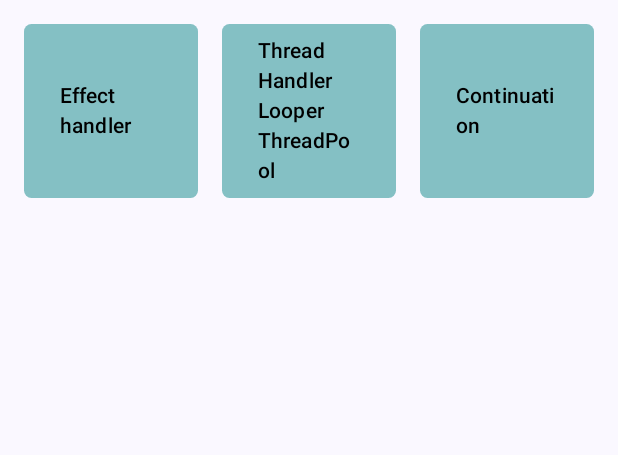
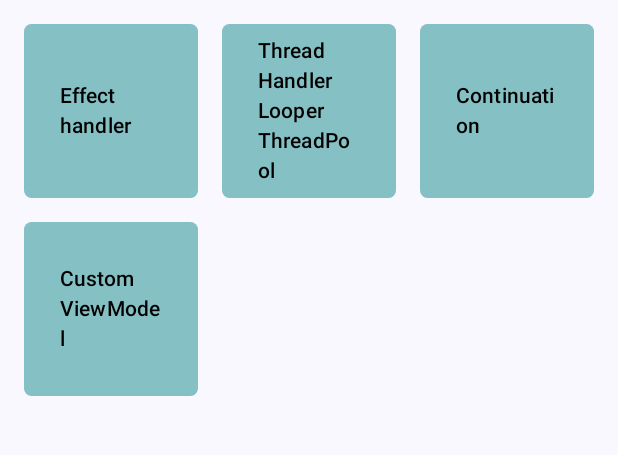
Before and after one commit to SargisKhlopuzyan/AdvancedAndroid, an Android app built with Jetpack Compose: the screen it shows after launch (MainActivity), on a phone screen of 412 x 824 dp, the part 96-551 px from its top. Run offline under Robolectric (Android 15) with nearby library versions, the phone set to English and light mode, and no system bars.

Commit message:
ViewModelProvider

```diff
--- a/app/build.gradle.kts
+++ b/app/build.gradle.kts
@@ -50,6 +50,7 @@ dependencies {
     implementation(libs.androidx.ui.tooling.preview)
     implementation(libs.androidx.material3)
 
+    implementation(libs.androidx.lifecycle.viewmodel.compose)
 
     // NAVIGATION
     implementation(libs.androidx.navigation.compose)
--- a/app/src/main/java/com/sargis/khlopuzyan/advancedandroid/ui/MainNavigation.kt
+++ b/app/src/main/java/com/sargis/khlopuzyan/advancedandroid/ui/MainNavigation.kt
@@ -4,6 +4,7 @@ import androidx.compose.runtime.Composable
 import androidx.navigation.compose.NavHost
 import androidx.navigation.compose.composable
 import androidx.navigation.compose.rememberNavController
+import com.sargis.khlopuzyan.advancedandroid.viewmodel.CustomViewModelCompose
 
 @Composable
 fun MainNavigation() {
@@ -24,5 +25,8 @@ fun MainNavigation() {
         composable(route = MainScreens.EffectHandler.route) {
 
         }
+        composable(route = MainScreens.CustomViewModel.route) {
+            CustomViewModelCompose()
+        }
     }
 }
--- a/app/src/main/java/com/sargis/khlopuzyan/advancedandroid/ui/MainScreen.kt
+++ b/app/src/main/java/com/sargis/khlopuzyan/advancedandroid/ui/MainScreen.kt
@@ -75,6 +75,15 @@ fun MainScreen(navController: NavController) {
                     }
                 )
             }
+
+            item {
+                LazyGridItem(
+                    text = "Custom ViewModel",
+                    onClick = {
+                        navController.navigate(MainScreens.CustomViewModel.route)
+                    }
+                )
+            }
         }
     }
 }
--- a/app/src/main/java/com/sargis/khlopuzyan/advancedandroid/ui/MainScreens.kt
+++ b/app/src/main/java/com/sargis/khlopuzyan/advancedandroid/ui/MainScreens.kt
@@ -5,4 +5,5 @@ sealed class MainScreens(val route: String) {
     object EffectHandler: MainScreens("effect_handler")
     object Continuation: MainScreens("continuation")
     object ThreadHandlerLooperThreadPool: MainScreens("thread_handler_looper_thread_pool")
+    object CustomViewModel: MainScreens("custom_view_model")
 }
--- a/gradle/libs.versions.toml
+++ b/gradle/libs.versions.toml
@@ -12,6 +12,7 @@ androidxNavigationCompose = "2.9.3"
 
 [libraries]
 androidx-core-ktx = { group = "androidx.core", name = "core-ktx", version.ref = "coreKtx" }
+androidx-lifecycle-viewmodel-compose = { module = "androidx.lifecycle:lifecycle-viewmodel-compose", version.ref = "lifecycleRuntimeKtx" }
 junit = { group = "junit", name = "junit", version.ref = "junit" }
 androidx-junit = { group = "androidx.test.ext", name = "junit", version.ref = "junitVersion" }
 androidx-espresso-core = { group = "androidx.test.espresso", name = "espresso-core", version.ref = "espressoCore" }
```
Also changed, not shown: app/src/main/java/com/sargis/khlopuzyan/advancedandroid/viewmodel/CustomViewModel.kt (added, +28 -0 lines), app/src/main/java/com/sargis/khlopuzyan/advancedandroid/viewmodel/CustomViewModelCompose.kt (added, +58 -0 lines).
